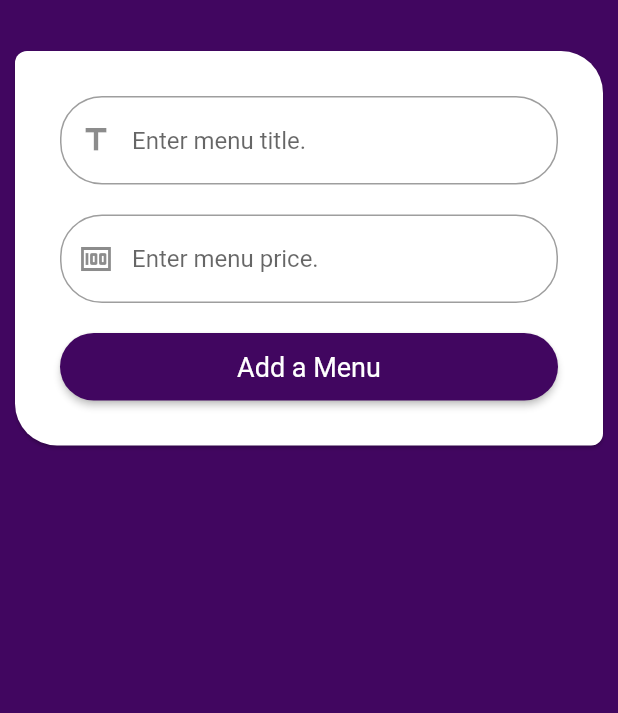
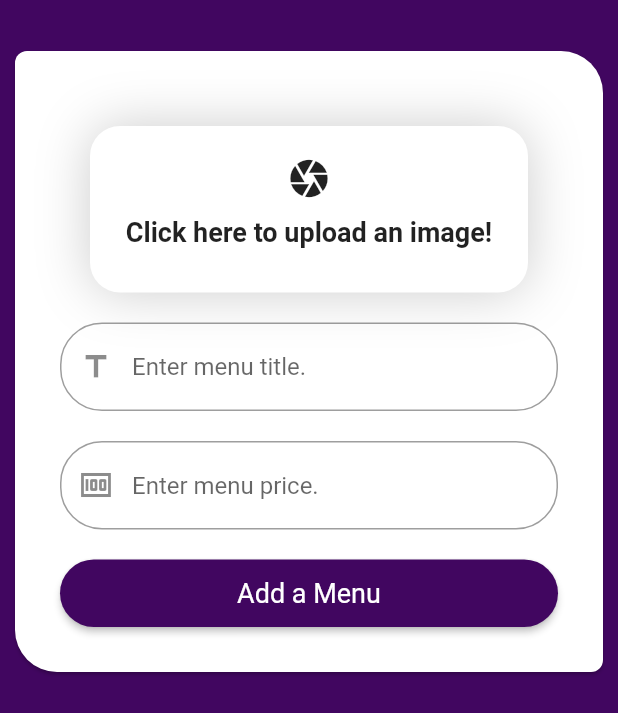
Before and after one commit to mercurystudio99/kalamazoo_admin, a Flutter app: the Restaurant screen opened directly, on a phone screen of 412 x 824 dp. Shown: the top 713 px of the screen. Run offline on Flutter 3.47's test engine with Material 2 defaults, Android fonts, the light colour scheme and no system bars; our stand-ins replace chewie, cloud_firestore, file_picker, firebase_core, firebase_storage, flutter_native_splash and 2 more; missing offline and left inert: excel; accounts and stored records are empty; statements that could not run were skipped.

Commit message:
add image upload function

```diff
--- a/lib/constants/constants.dart
+++ b/lib/constants/constants.dart
@@ -91,3 +91,4 @@ const String RESTAURANT_ZIP = "zip";
 const String MENU_ID = "id";
 const String MENU_NAME = "name";
 const String MENU_PRICE = "price";
+const String MENU_PHOTO_LINK = "photoLink";
--- a/lib/models/app_model.dart
+++ b/lib/models/app_model.dart
@@ -133,7 +133,7 @@ class AppModel extends Model {
   Stream<QuerySnapshot<Map<String, dynamic>>> getRestaurants() {
     return _firestore
         .collection(C_RESTAURANTS)
-        .orderBy(RESTAURANT_ZIP)
+        .orderBy(RESTAURANT_BUSINESSNAME)
         .snapshots();
   }
 
@@ -309,6 +309,7 @@ class AppModel extends Model {
   }
 
   void saveMenu({
+    required String imageUrl,
     required String name,
     required String price,
     // VoidCallback functions
@@ -322,6 +323,7 @@ class AppModel extends Model {
         .doc();
     await docRef.set({
       MENU_ID: docRef.id,
+      MENU_PHOTO_LINK: imageUrl,
       MENU_NAME: name,
       MENU_PRICE: price,
     });
--- a/lib/screens/restaurant.dart
+++ b/lib/screens/restaurant.dart
@@ -3,6 +3,9 @@ import 'package:kalamazoo_app_dashboard/widgets/default_button.dart';
 import 'package:kalamazoo_app_dashboard/widgets/default_card_border.dart';
 import 'package:kalamazoo_app_dashboard/widgets/show_scaffold_msg.dart';
 import 'package:flutter/material.dart';
+import 'package:flutter/services.dart';
+import 'package:file_picker/file_picker.dart';
+import 'package:firebase_storage/firebase_storage.dart';
 
 class Restaurant extends StatefulWidget {
   const Restaurant({Key? key}) : super(key: key);
@@ -12,11 +15,48 @@ class Restaurant extends StatefulWidget {
 }
 
 class _RestaurantState extends State<Restaurant> {
+  PlatformFile? _imageFile;
   // Variables
+  final _storage = FirebaseStorage.instance;
   final _formKey = GlobalKey<FormState>();
   final _scaffoldKey = GlobalKey<ScaffoldState>();
   final _nameController = TextEditingController();
   final _priceController = TextEditingController();
+
+  Future getImage() async {
+    FilePickerResult? result = await FilePicker.platform.pickFiles(
+      type: FileType.any,
+    );
+    if (result == null) return;
+    setState(() {
+      _imageFile = result.files.first;
+    });
+  }
+
+  void _save(
+      {required VoidCallback onCallback,
+      required Function(String) onError}) async {
+    if (_imageFile != null) {
+      Uint8List? fileBytes = _imageFile!.bytes;
+      String filename =
+          DateTime.now().millisecondsSinceEpoch.toString() + _imageFile!.name;
+      var snapshot =
+          await _storage.ref().child('menu/$filename').putData(fileBytes!);
+
+      var url = await snapshot.ref.getDownloadURL();
+
+      AppModel().saveMenu(
+          imageUrl: url.toString(),
+          name: _nameController.text.trim(),
+          price: _priceController.text.trim(),
+          onSuccess: () {
+            onCallback();
+          },
+          onError: () {});
+    } else {
+      onError("Please upload an menu image.");
+    }
+  }
 
   @override
   Widget build(BuildContext context) {
@@ -35,7 +75,65 @@ class _RestaurantState extends State<Restaurant> {
                 child: Column(
                   mainAxisSize: MainAxisSize.min,
                   children: <Widget>[
-                    /// Form
+                    Container(
+                      width: double.infinity,
+                      padding: const EdgeInsets.symmetric(vertical: 20.0),
+                      margin: const EdgeInsets.symmetric(
+                          horizontal: 20, vertical: 20),
+                      decoration: BoxDecoration(
+                        color: Colors.white,
+                        boxShadow: <BoxShadow>[
+                          BoxShadow(
+                            color: Colors.black.withOpacity(0.2),
+                            blurRadius: 30.0,
+                          ),
+                        ],
+                        borderRadius:
+                            const BorderRadius.all(Radius.circular(20)),
+                      ),
+                      child: Column(
+                        mainAxisAlignment: MainAxisAlignment.center,
+                        crossAxisAlignment: CrossAxisAlignment.center,
+                        children: [
+                          _imageFile != null
+                              ? Padding(
+                                  padding: const EdgeInsets.symmetric(
+                                      horizontal: 20),
+                                  child: ClipRRect(
+                                    borderRadius: BorderRadius.circular(8),
+                                    child: Image.memory(
+                                      Uint8List.fromList(_imageFile!.bytes!),
+                                      width: 300,
+                                      height: 300,
+                                      fit: BoxFit.cover,
+                                    ),
+                                  ),
+                                )
+                              : GestureDetector(
+                                  onTap: () {
+                                    getImage();
+                                  },
+                                  child: const Icon(
+                                    Icons.camera,
+                                    size: 30,
+                                  ),
+                                ),
+                          GestureDetector(
+                            onTap: () {
+                              getImage();
+                            },
+                            child: const Padding(
+                              padding: EdgeInsets.symmetric(vertical: 10.0),
+                              child: Text(
+                                'Click here to upload an image!',
+                                style: TextStyle(
+                                    fontWeight: FontWeight.bold, fontSize: 18),
+                              ),
+                            ),
+                          ),
+                        ],
+                      ),
+                    ),
                     Form(
                       key: _formKey,
                       child: Column(
@@ -86,18 +184,19 @@ class _RestaurantState extends State<Restaurant> {
                               onPressed: () {
                                 /// Validate form
                                 if (_formKey.currentState!.validate()) {
-                                  AppModel().saveMenu(
-                                      name: _nameController.text.trim(),
-                                      price: _priceController.text.trim(),
-                                      onSuccess: () {
-                                        showScaffoldMessage(
-                                            context: context,
-                                            scaffoldkey: _scaffoldKey,
-                                            bgcolor:
-                                                Theme.of(context).primaryColor,
-                                            message: "Success!");
-                                      },
-                                      onError: () {});
+                                  _save(onCallback: () {
+                                    showScaffoldMessage(
+                                        context: context,
+                                        scaffoldkey: _scaffoldKey,
+                                        bgcolor: Colors.black,
+                                        message: "Success!");
+                                  }, onError: (String text) {
+                                    showScaffoldMessage(
+                                        context: context,
+                                        scaffoldkey: _scaffoldKey,
+                                        bgcolor: Theme.of(context).splashColor,
+                                        message: text);
+                                  });
                                 }
                               },
                             ),
--- a/pubspec.yaml
+++ b/pubspec.yaml
@@ -47,6 +47,7 @@ dependencies:
   video_player: 2.6.1
   cached_network_image: 3.2.3
   excel: ^2.1.0
+  file_picker: ^5.2.10
 
 dev_dependencies:
   flutter_test:
```
Also changed, not shown: pubspec.lock.
